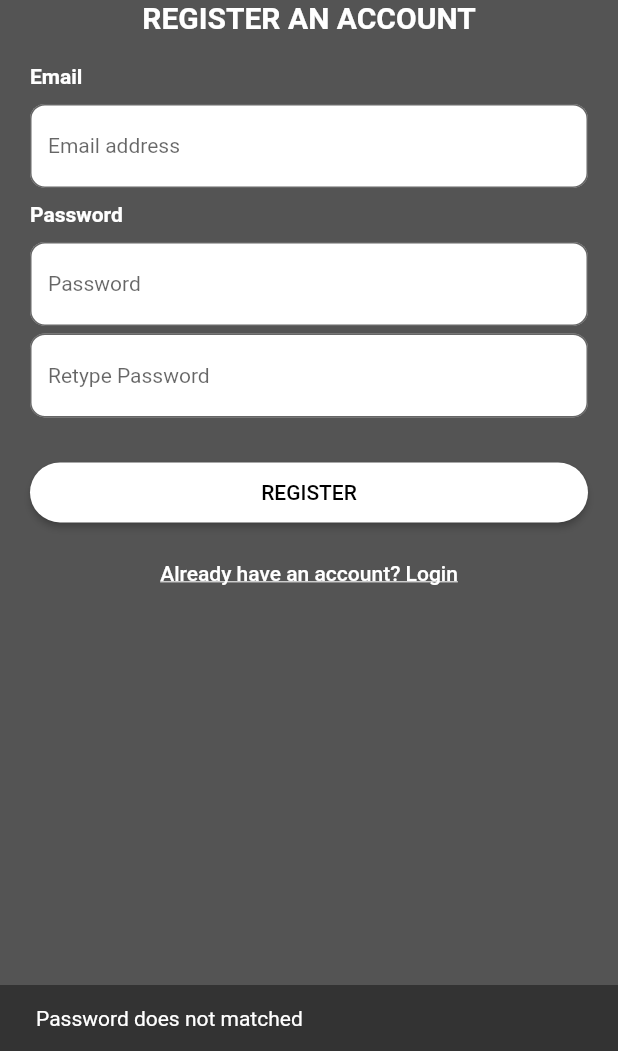
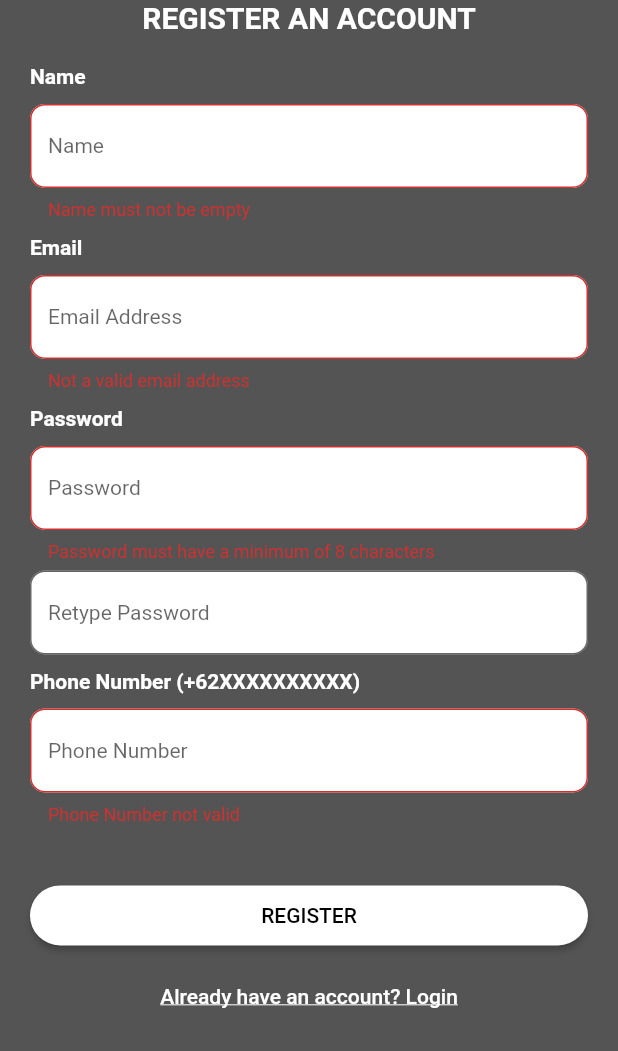
Before and after one commit to gabriellafran22/consignt, a Flutter app: the RegisterScreen screen opened by its route, after a tap on "REGISTER", on a phone screen of 412 x 824 dp, the part 185-1236 px from its top. Run offline on Flutter 3.47's test engine with Material 2 defaults, Android fonts, the phone set to English and light mode, and no system bars; our stand-ins replace email_validator, font_awesome_flutter.

Commit message:
add validation, about, detail, and register screen

```diff
--- a/lib/common/styles.dart
+++ b/lib/common/styles.dart
@@ -18,7 +18,26 @@ TextStyle loginAndRegisterTextWithUnderline = const TextStyle(
   decoration: TextDecoration.underline,
 );
 
-TextStyle titleText = const TextStyle(
+TextStyle textFormFieldStyle = const TextStyle(
+  fontSize: 14,
+);
+
+InputDecoration textFormFieldDecoration(String hintText) => InputDecoration(
+  fillColor: Colors.white,
+  filled: true,
+  hintText: hintText,
+  border: const OutlineInputBorder(
+    borderRadius: BorderRadius.all(Radius.circular(10)),
+  ),
+);
+
+TextStyle titleTextWhite = const TextStyle(
   color: Colors.white,
   fontSize: 18,
 );
+
+TextStyle titleText = const TextStyle(
+  color: Colors.black,
+  fontSize: 20,
+  fontWeight: FontWeight.bold,
+);
--- a/lib/common/validation.dart
+++ b/lib/common/validation.dart
@@ -0,0 +1,43 @@
+import 'package:email_validator/email_validator.dart';
+
+String? nameValidation(String? text){
+
+  text ??= '';
+  if(text.isEmpty) return 'Name must not be empty';
+  else if(text.length > 25) return 'Name must not be over 25 characters';
+
+  return null;
+}
+
+String? emailValidation(String? email){
+
+  email ??= '';
+  if(!EmailValidator.validate(email)) return 'Not a valid email address';
+
+  return null;
+}
+
+String? passwordValidation(String? password){
+
+  password ??= '';
+  if(password.length < 8) return 'Password must have a minimum of 8 characters';
+
+  return null;
+}
+
+String? passwordMatched(String? password, String? retypedPassword){
+
+  password ??= '';
+  retypedPassword ??= '';
+  if(password != retypedPassword) return 'Password does not matched';
+
+  return null;
+}
+
+String? phoneNumberValidation(String? phoneNumber){
+
+  phoneNumber ??= '';
+  if(phoneNumber.length < 10 || phoneNumber.length > 12) return 'Phone Number not valid';
+
+  return null;
+}
--- a/lib/main.dart
+++ b/lib/main.dart
@@ -1,4 +1,6 @@
 
+import 'package:consignt/screen/about/about_screen.dart';
+import 'package:consignt/screen/detail_product/detail_product_screen.dart';
 import 'package:consignt/screen/home/home_screen.dart';
 import 'package:consignt/screen/login/login_screen.dart';
 import 'package:consignt/screen/register/register_screen.dart';
@@ -18,12 +20,15 @@ class MyApp extends StatelessWidget {
       title: 'Consignt',
       theme: ThemeData(
         primarySwatch: Colors.grey,
+        visualDensity: VisualDensity.adaptivePlatformDensity,
       ),
       initialRoute: LoginScreen.routeName,
       routes: {
         LoginScreen.routeName: (context) => const LoginScreen(),
         RegisterScreen.routeName: (context) => const RegisterScreen(),
         HomeScreen.routeName: (context) => const HomeScreen(),
+        AboutScreen.routeName: (context) => AboutScreen(),
+        DetailProductScreen.routeName: (context) => DetailProductScreen(),
       },
     );
   }
--- a/lib/screen/register/register_screen.dart
+++ b/lib/screen/register/register_screen.dart
@@ -1,9 +1,10 @@
 import 'package:consignt/common/colors.dart';
 import 'package:consignt/common/styles.dart';
+import 'package:consignt/common/validation.dart';
 import 'package:flutter/material.dart';
 
 class RegisterScreen extends StatefulWidget{
-  static const routeName = '/register_buyer_page';
+  static const routeName = '/register_screen';
 
   const RegisterScreen({Key? key}) : super(key: key);
 
@@ -12,9 +13,25 @@ class RegisterScreen extends StatefulWidget{
 }
 
 class _RegisterScreenState extends State<RegisterScreen>{
+  final TextEditingController _nameController = TextEditingController();
   final TextEditingController _emailController = TextEditingController();
   final TextEditingController _passwordController = TextEditingController();
-  final TextEditingController _passwordVerifyController = TextEditingController();
+  final TextEditingController _passwordRetypedController = TextEditingController();
+  final TextEditingController _phoneNumberController = TextEditingController();
+
+
+  final GlobalKey<FormState> _formKey = GlobalKey();
+
+  void _saveForm() {
+    final bool isValid = _formKey.currentState!.validate();
+    if(isValid){
+      //TODO: ADD DATA TO BUYER ACCOUNT FIREBASE
+      ScaffoldMessenger.of(context).showSnackBar(
+          const SnackBar(content: Text('Account Registered'))
+      );
+      Navigator.pop(context);
+    }
+  }
 
   @override
   Widget build(BuildContext context) {
@@ -36,65 +53,87 @@ class _RegisterScreenState extends State<RegisterScreen>{
               ),
               Padding(
                 padding: const EdgeInsets.symmetric(horizontal: 20),
+                child: Form(
+                  key: _formKey,
                     child: Column(
                       crossAxisAlignment: CrossAxisAlignment.start,
                       children:  [
+                        Text('Name', style: loginAndRegisterText,),
+                        const SizedBox(height: 10,),
+                        TextFormField(
+                          controller: _nameController,
+                          validator: (value) {
+                            return nameValidation(value);
+                          },
+                          decoration: textFormFieldDecoration('Name'),
+                          style: textFormFieldStyle,
+                        ),
+                        const SizedBox(height: 10,),
                         Text('Email', style: loginAndRegisterText,),
                         const SizedBox(height: 10,),
-                    TextField(
+                        TextFormField(
                           controller: _emailController,
-                      decoration: const InputDecoration(
-                        fillColor: Colors.white,
-                        filled: true,
-                        hintText: 'Email address',
-                        border: OutlineInputBorder(
-                          borderRadius: BorderRadius.all(Radius.circular(10)),
-                        ),
-                      ),
-                      style: TextStyle(
-                        fontSize: 14,
-                      ),
+                          validator: (value) {
+                            return emailValidation(value);
+                          },
+                          decoration: textFormFieldDecoration('Email Address'),
+                          style: textFormFieldStyle,
                         ),
                         const SizedBox(height: 10,),
                         Text('Password', style: loginAndRegisterText,),
                         const SizedBox(height: 10,),
-                    TextField(
+                        TextFormField(
                           controller: _passwordController,
                           obscureText: true,
                           enableSuggestions: false,
                           autocorrect: false,
-                      decoration: const InputDecoration(
-                        fillColor: Colors.white,
-                        filled: true,
-                        hintText: 'Password',
-                        border: OutlineInputBorder(
-                          borderRadius: BorderRadius.all(Radius.circular(10)),
+                          validator: (value) {
+                            return passwordValidation(value);
+                          },
+                          decoration: textFormFieldDecoration('Password'),
+                          style: textFormFieldStyle,
                         ),
-                      ),
-                      style: TextStyle(
-                        fontSize: 14,
-                      ),
-                    ),
-                    // const SizedBox(height: 10,),
-                    // Text('Retype Password', style: loginAndRegisterText,),
                         const SizedBox(height: 5,),
-                    TextField(
-                      controller: _passwordVerifyController,
+                        TextFormField(
+                          controller: _passwordRetypedController,
                           obscureText: true,
                           enableSuggestions: false,
                           autocorrect: false,
-                      decoration: const InputDecoration(
-                        fillColor: Colors.white,
-                        filled: true,
-                        hintText: 'Retype Password',
-                        border: OutlineInputBorder(
-                          borderRadius: BorderRadius.all(Radius.circular(10)),
+                          validator: (value) {
+                            return passwordMatched(_passwordController.text, value);
+                          },
+                          decoration: textFormFieldDecoration('Retype Password'),
+                          style: textFormFieldStyle,
                         ),
+                        const SizedBox(height: 10,),
+                        Text('Phone Number (+62XXXXXXXXXX)', style: loginAndRegisterText,),
+                        const SizedBox(height: 10,),
+                        TextFormField(
+                          controller: _phoneNumberController,
+                          keyboardType: TextInputType.number,
+                          validator: (value) {
+                            return phoneNumberValidation(value);
+                          },
+                          decoration: textFormFieldDecoration('Phone Number'),
+                          style: textFormFieldStyle,
                         ),
-                      style: TextStyle(
-                        fontSize: 14,
-                      ),
-                    ),
+                        const SizedBox(height: 10,),
+                        //TODO: csc_picker gabisa di pakai & belum nemu penggantinya
+                        // CSCPicker(
+                        //   showCities: true,
+                        //   showStates: true,
+                        //   defaultCountry: DefaultCountry.Indonesia,
+                        //   onStateChanged:(value) {
+                        //     setState(() {
+                        //       stateValue = value!;
+                        //     });
+                        //   },
+                        //   onCityChanged:(value) {
+                        //     setState(() {
+                        //       cityValue = value!;
+                        //     });
+                        //   },
+                        // ),
                         const SizedBox(
                           height: 30,
                         ),
@@ -111,24 +150,11 @@ class _RegisterScreenState extends State<RegisterScreen>{
                                     )
                                 )
                             ),
-                        onPressed: () {
-                          if(_passwordVerifyController == _passwordController){
-                            ScaffoldMessenger.of(context).showSnackBar(
-                                const SnackBar(content: Text('Account Registered'))
-                            );
-                            Navigator.pop(context);
-                            //TODO: ADD DATA TO BUYER ACCOUNT FIREBASE
-                          }
-                          else {
-                            ScaffoldMessenger.of(context).showSnackBar(
-                                const SnackBar(content: Text('Password does not matched'))
-                            );
-                          }
-                        },
+                            onPressed: () => _saveForm(),
                           ),
                         ),
-
                       ],
+                    ),
                 ),
               ),
               const SizedBox(
--- a/pubspec.yaml
+++ b/pubspec.yaml
@@ -17,6 +17,8 @@ dependencies:
 
   cupertino_icons: ^1.0.2
   email_validator: ^2.0.1
+  csc_picker: ^0.2.6
+  font_awesome_flutter: ^9.2.0
 
 dev_dependencies:
   flutter_test:
```
Also changed, not shown: lib/screen/about/about_screen.dart (added, +33 -0 lines), lib/screen/detail_product/detail_product_screen.dart (added, +122 -0 lines), lib/screen/home/home_screen.dart (+41 -18 lines), lib/screen/login/login_screen.dart (+28 -29 lines), lib/widgets/product_grid_card.dart (added, +38 -0 lines), lib/widgets/product_list_card.dart (added, +35 -0 lines), pubspec.lock. Lines whose indentation alone changed are shown as unchanged.
